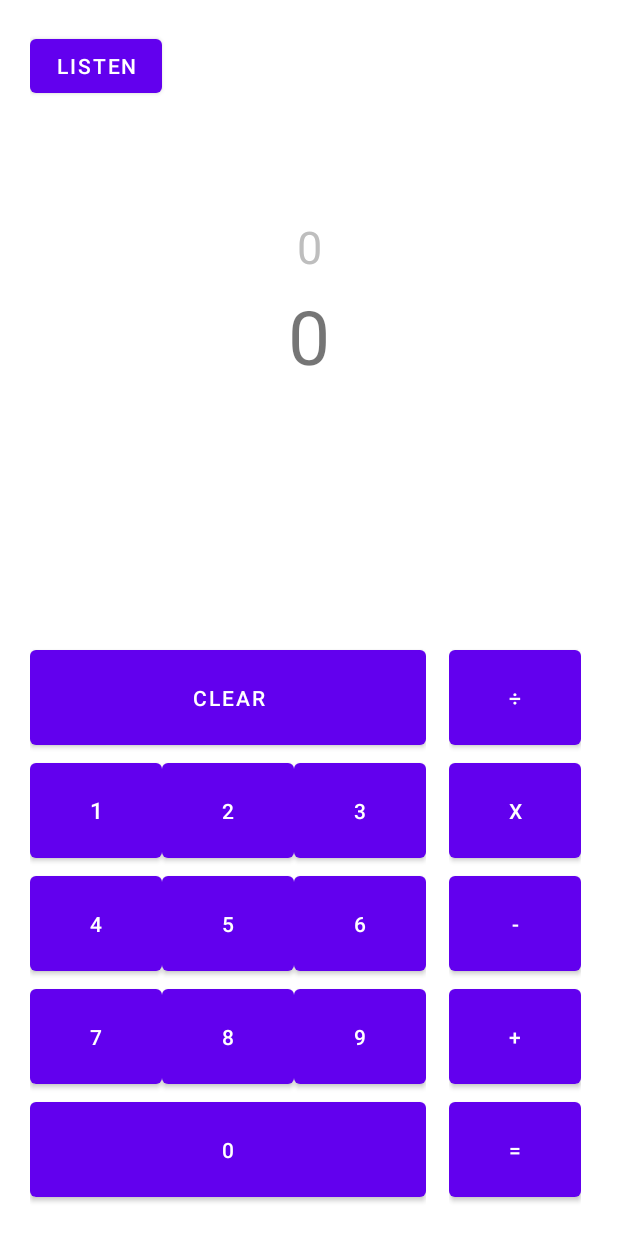
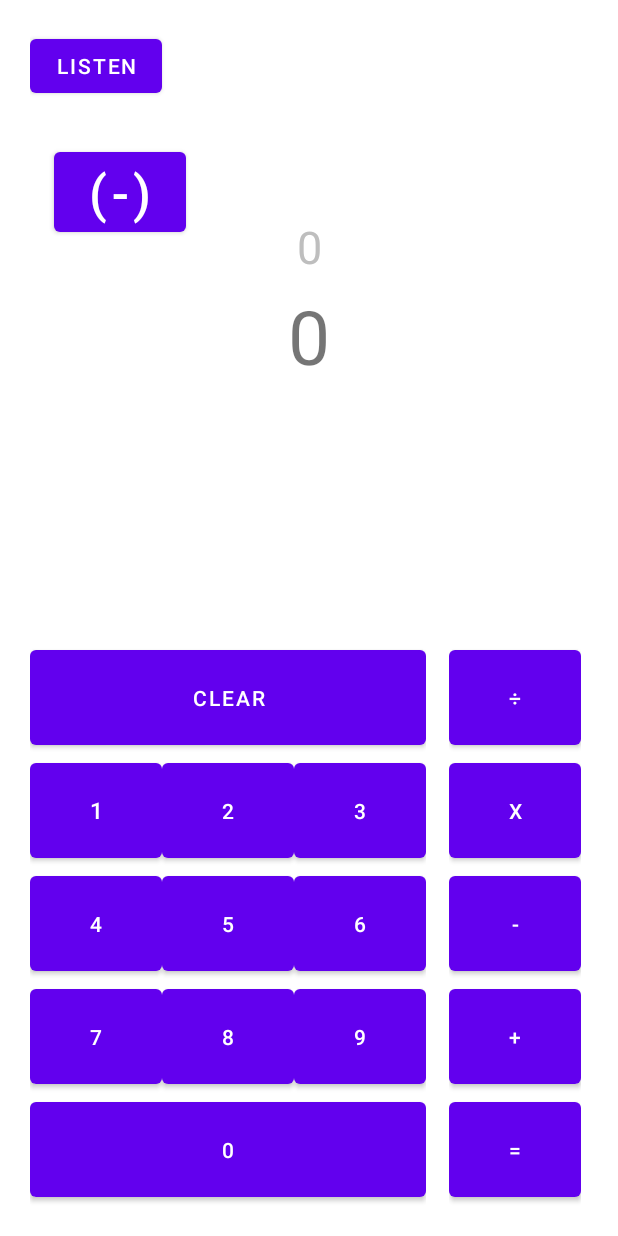
Before and after one commit to TheCaister/japanese-calculator, an Android app: the layout activity_main.xml on its own in the app's theme, with its tools: preview values and no code run, on a phone screen of 412 x 824 dp. Run offline under Robolectric (Android 15) with nearby library versions, the phone set to English and light mode, and no system bars.

Commit message:
added a negative button

```diff
--- a/JapaneseCalculator/app/src/main/res/layout/activity_main.xml
+++ b/JapaneseCalculator/app/src/main/res/layout/activity_main.xml
@@ -196,4 +196,17 @@
         app:layout_constraintStart_toStartOf="parent"
         app:layout_constraintTop_toTopOf="parent" />
 
+    <Button
+        android:id="@+id/btnNegative"
+        android:layout_width="wrap_content"
+        android:layout_height="wrap_content"
+        android:layout_marginStart="16dp"
+        android:layout_marginBottom="70dp"
+        android:text="(-)"
+        android:textAlignment="center"
+        android:textSize="34sp"
+        app:layout_constraintBottom_toBottomOf="@+id/txtNumber"
+        app:layout_constraintStart_toStartOf="parent"
+        app:layout_constraintTop_toBottomOf="@+id/btnListen" />
+
 </androidx.constraintlayout.widget.ConstraintLayout>
--- a/JapaneseCalculator/app/src/main/res/values/themes.xml
+++ b/JapaneseCalculator/app/src/main/res/values/themes.xml
@@ -1,6 +1,6 @@
 <resources xmlns:tools="http://schemas.android.com/tools">
     <!-- Base application theme. -->
-    <style name="Theme.JapaneseCalculator" parent="Theme.MaterialComponents.DayNight.DarkActionBar">
+    <style name="Theme.JapaneseCalculator" parent="Theme.MaterialComponents.DayNight.NoActionBar">
         <!-- Primary brand color. -->
         <item name="colorPrimary">@color/purple_500</item>
         <item name="colorPrimaryVariant">@color/purple_700</item>
```
Also changed, not shown: JapaneseCalculator/app/src/main/java/com/example/japanesecalculator/MainActivity.java (+33 -1 lines).
